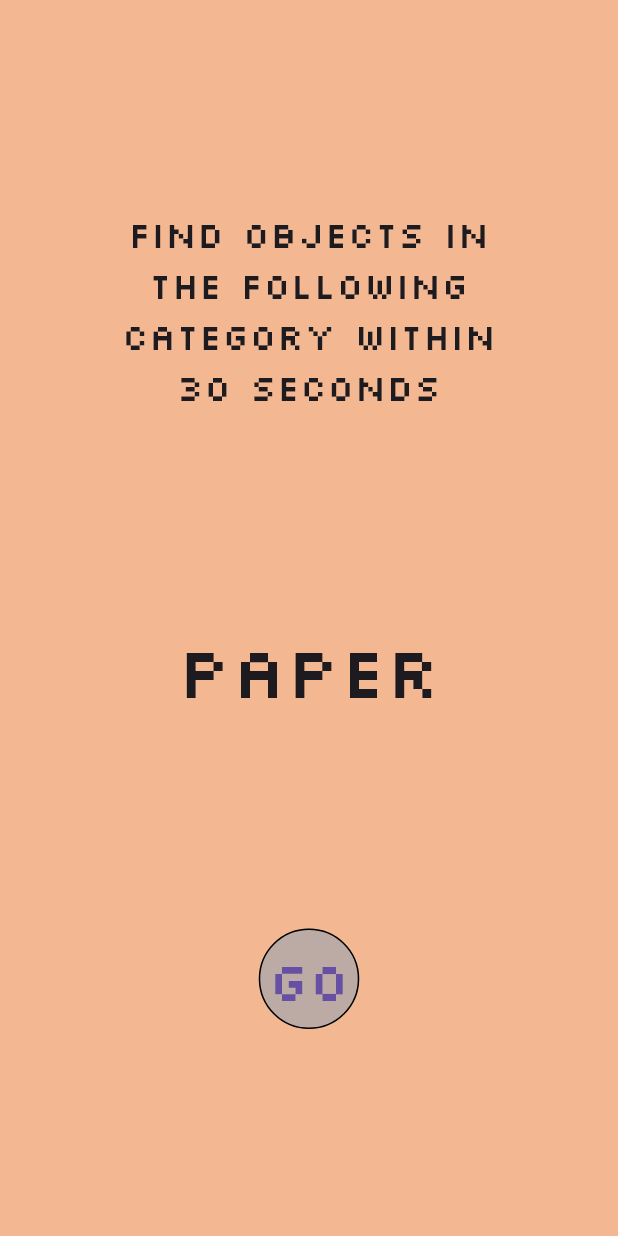
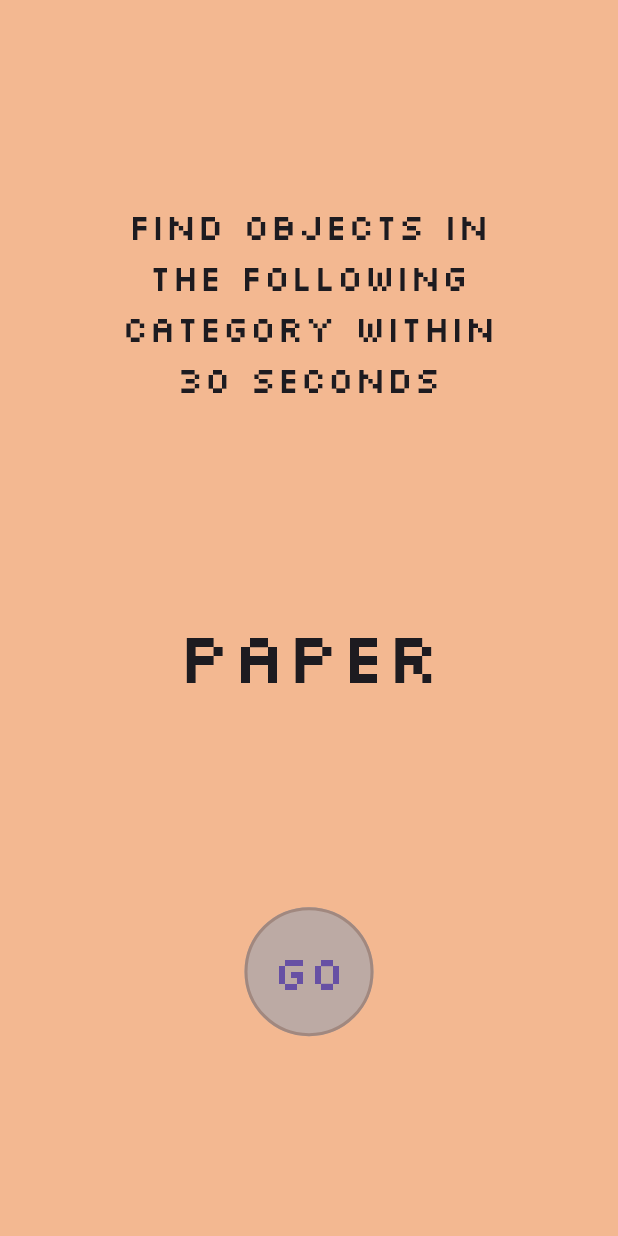
Before and after one commit to judydev/recycle_this, a Flutter app: what showCategoryPopup() shows on an empty page, opened directly, on a phone screen of 412 x 824 dp. Run offline on Flutter 3.47's test engine with Material 3 defaults, Android fonts, the light colour scheme and no system bars; our stand-ins replace shared_preferences; missing offline and left inert: flame_audio; accounts and stored records are empty.

Commit message:
update go button and banner style

```diff
--- a/lib/src/game/my_game.dart
+++ b/lib/src/game/my_game.dart
@@ -326,12 +326,14 @@ showCategoryPopup(context) {
                         arguments: randomKey);
                   },
                   style: ButtonStyle(
+                    padding:const MaterialStatePropertyAll(EdgeInsets.all(20)),
                       backgroundColor:
                           MaterialStatePropertyAll(Colors.brown[200]),
-                      shape: const MaterialStatePropertyAll(
-                          CircleBorder(side: BorderSide(width: 1)))),
+                      shape:  MaterialStatePropertyAll(
+                          CircleBorder(side: BorderSide(width: 2, color: Colors.brown[300]!)))
+                          ),
                   child: const Text('Go',
-                      style: TextStyle(fontSize: 36, fontFamily: 'Silkscreen')))
+                      style: TextStyle(fontSize: 32, fontFamily: 'Silkscreen')))
             ],
           ),
         ));
--- a/lib/src/home_page.dart
+++ b/lib/src/home_page.dart
@@ -23,9 +23,9 @@ class _HomePageState extends State<HomePage> {
         backgroundColor: backgroundColor,
         appBar: AppBar(
           automaticallyImplyLeading: false,
-          toolbarHeight: 210,
+          toolbarHeight: MediaQuery.sizeOf(context).height * 0.8,
           backgroundColor: backgroundColor,
-          title: Image.asset('assets/images/background/banner.png'),
+          title: Center(child: Image.asset('assets/images/background/banner.png')),
         ),
         body: Center(
             child: Row(
```
